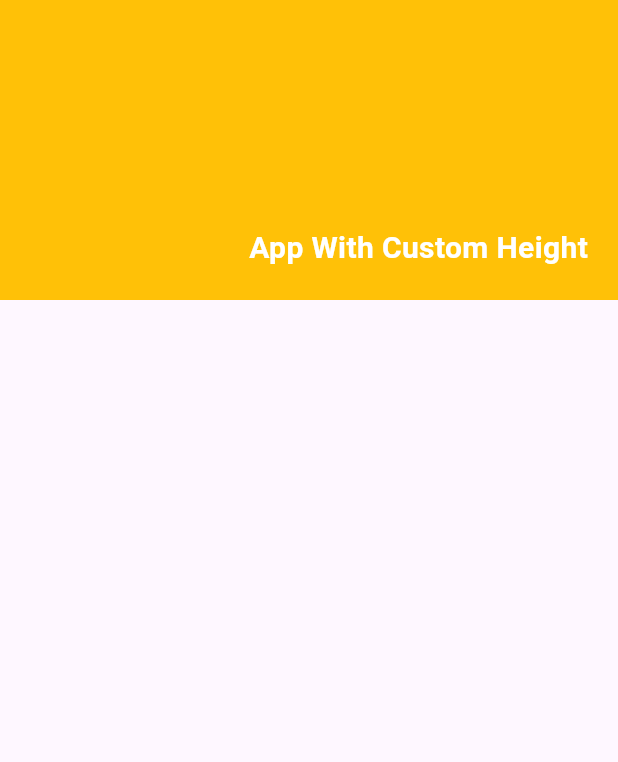
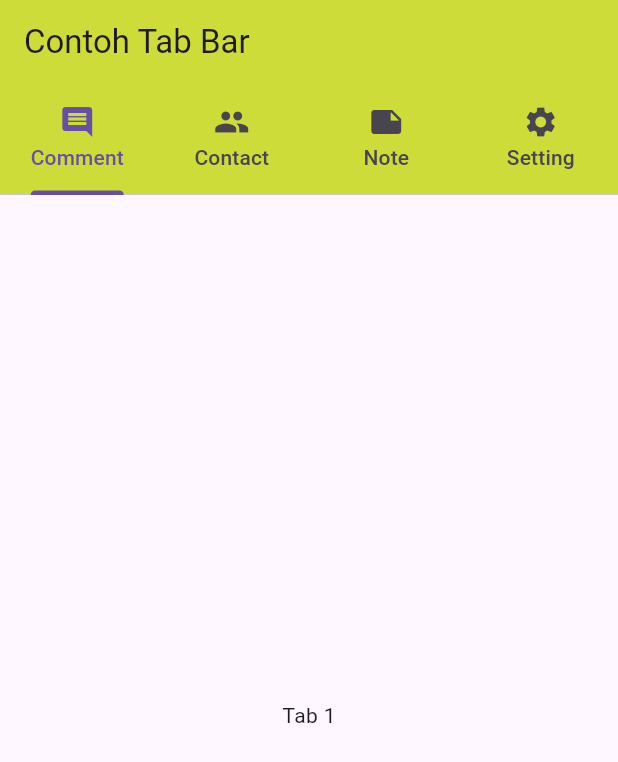
Before and after one commit to yabsiraditya/learn-flutter, a Flutter app: the screen it shows after launch, on a phone screen of 412 x 824 dp. Shown: the top 762 px of the screen. Run offline on Flutter 3.47's test engine with Material 3 defaults, Android fonts, the phone set to English and light mode, and no system bars.

Commit message:
day 9 learn-flutter Tab Bar

```diff
--- a/lib/main.dart
+++ b/lib/main.dart
@@ -1,5 +1,5 @@
 import 'package:flutter/material.dart';
-import 'package:learn_flutter/AppBarCustom.dart';
+import 'package:learn_flutter/TabBarCustom.dart';
 
 void main() => runApp(MyApp());
 
@@ -8,7 +8,7 @@ class MyApp extends StatelessWidget {
   Widget build(BuildContext context) {
     return MaterialApp(
       debugShowCheckedModeBanner: false,
-      home: AppBarCustom(),
+      home: TabBarCustom(),
     );
   }
 }
--- /dev/null
+++ b/lib/tabBarCustom.dart
@@ -0,0 +1,54 @@
+import 'package:flutter/material.dart';
+
+class TabBarCustom extends StatelessWidget {
+  @override
+  Widget build(BuildContext context) {
+    return DefaultTabController(
+      length: 4,
+      child: Scaffold(
+        appBar: AppBar(
+          backgroundColor: Colors.lime,
+          title: Text(
+            "Contoh Tab Bar",
+          ),
+          bottom: TabBar(
+            tabs: <Widget>[
+              Tab(
+                icon: Icon(Icons.comment),
+                text: "Comment",
+              ),
+              Tab(
+                icon: Icon(Icons.people),
+                text: "Contact",
+              ),
+              Tab(
+                icon: Icon(Icons.note),
+                text: "Note",
+              ),
+              Tab(
+                icon: Icon(Icons.settings),
+                text: "Setting",
+              )
+            ],
+          ),
+        ),
+        body: TabBarView(
+          children: <Widget>[
+            Center(
+              child: Text("Tab 1"),
+            ),
+            Center(
+              child: Text("Tab 2"),
+            ),
+            Center(
+              child: Text("Tab 3"),
+            ),
+            Center(
+              child: Text("Tab 4"),
+            ),
+          ],
+        ),
+      ),
+    );
+  }
+}
```
